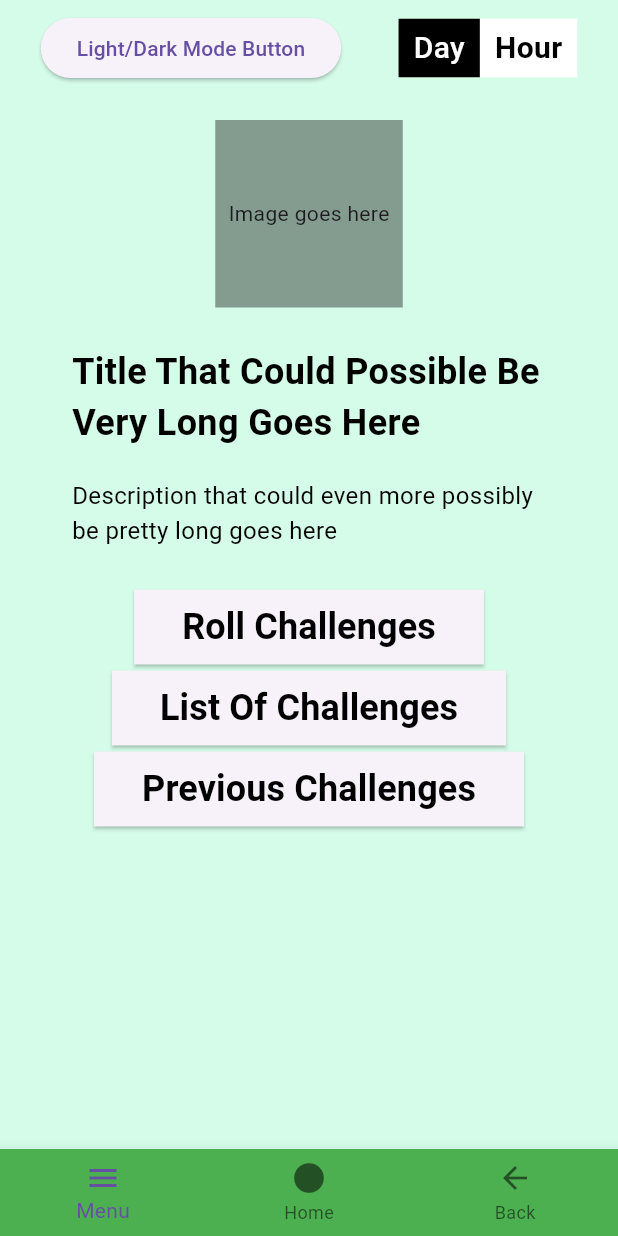
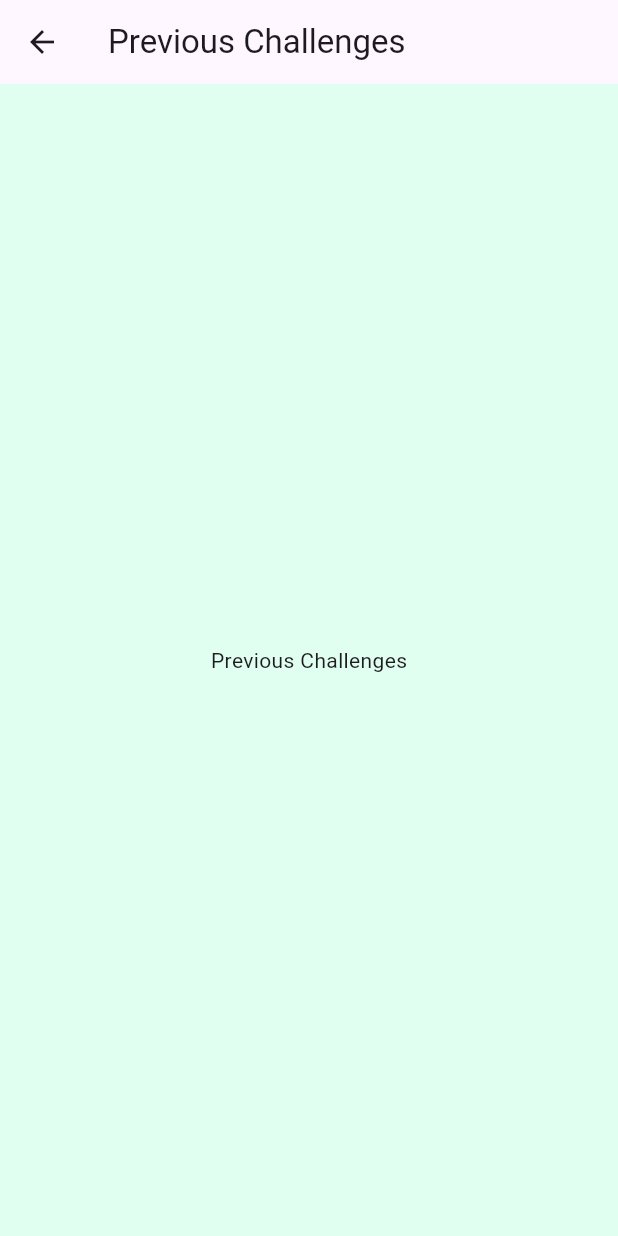
Before and after one commit to Sabagan/EcoQuest, a Flutter app: the screen it shows after launch, after a tap on "Previous Challenges", on a phone screen of 412 x 824 dp. Run offline on Flutter 3.47's test engine with Material 3 defaults, Android fonts, the phone set to English and light mode, and no system bars.

Commit message:
changed file structure again to reduce duplication

```diff
--- /dev/null
+++ b/assets/data.json
@@ -0,0 +1,3 @@
+{
+    "firstLaunch": true
+}
--- /dev/null
+++ b/lib/components/app_button.dart
@@ -0,0 +1,30 @@
+import 'package:ecoquest/styles/app_text.dart';
+import 'package:flutter/material.dart';
+
+class AppButton extends StatelessWidget {
+  final String buttonText;
+  final VoidCallback onPressed;
+
+  const AppButton({super.key, required this.buttonText, required this.onPressed});
+
+  @override
+  Widget build(BuildContext context) {
+    return Padding(
+      padding: const EdgeInsets.all(2.0),
+      child: SizedBox(
+        width: 300,
+        height: 50,
+        child: ElevatedButton(
+          style: ElevatedButton.styleFrom(
+            shape: RoundedRectangleBorder()
+          ),
+          onPressed: onPressed,
+          child: Padding(
+            padding: const EdgeInsets.all(8.0),
+            child: Text(buttonText, style: AppText.buttonTextStyle,),
+          ),
+        ),
+      ),
+    );
+  }
+}
--- a/lib/main.dart
+++ b/lib/main.dart
@@ -1,4 +1,7 @@
+import 'package:ecoquest/pages/challenge_list.dart';
 import 'package:ecoquest/pages/main_page.dart';
+import 'package:ecoquest/pages/previous_challenges.dart';
+import 'package:ecoquest/utils/app_routes.dart';
 import 'package:flutter/material.dart';
 
 void main() {
@@ -13,12 +16,14 @@
   Widget build(BuildContext context) {
     return MaterialApp(
       theme: ThemeData(
-        scaffoldBackgroundColor: Colors.green,
+        scaffoldBackgroundColor: Color.fromARGB(255, 224, 255, 240),
         brightness: Brightness.light
       ),
       initialRoute: '/',
       routes: {
-        '/' : (build) => MainPage()
+        AppRoutes.mainPage : (build) => MainPage(),
+        AppRoutes.challengeList : (build) => ChallengeList(),
+        AppRoutes.previousChallenges : (build) => PreviousChallenges()
       }
     );
   }
--- /dev/null
+++ b/lib/pages/challenge_list.dart
@@ -0,0 +1,15 @@
+import 'package:flutter/material.dart';
+
+class ChallengeList extends StatelessWidget {
+  const ChallengeList({super.key});
+
+  @override
+  Widget build(BuildContext context) {
+    return Scaffold(
+      appBar: AppBar(
+        title: const Text("Challenges"),
+      ),
+      body: Center(child: Text("Challenge Lists"),),
+    );
+  }
+}
--- a/lib/pages/main_page.dart
+++ b/lib/pages/main_page.dart
@@ -1,3 +1,5 @@
+import 'package:ecoquest/components/app_button.dart';
+import 'package:ecoquest/utils/app_routes.dart';
 import 'package:flutter/material.dart';
 
 class MainPage extends StatelessWidget {
@@ -6,15 +8,6 @@ class MainPage extends StatelessWidget {
   @override
   Widget build(BuildContext context) {
     return Scaffold(
-      backgroundColor: const Color.fromARGB(255, 213, 252, 233),
-      bottomNavigationBar: BottomNavigationBar(
-        backgroundColor: Colors.green,
-        items: [
-          BottomNavigationBarItem(icon: Icon(Icons.menu), label: "Menu"),
-          BottomNavigationBarItem(icon: Icon(Icons.circle), label: "Home"),
-          BottomNavigationBarItem(icon: Icon(Icons.arrow_back), label: "Back")
-        ],
-      ),
       body: Padding(
         padding: const EdgeInsets.all(8.0),
         child: Column(
@@ -42,6 +35,7 @@ class MainPage extends StatelessWidget {
                 )
               ],
             ),
+            Spacer(),
             SizedBox(height: 24,),
             Container(
               height: 125,
@@ -49,62 +43,40 @@ class MainPage extends StatelessWidget {
               color: Colors.black38,
               child: Align(alignment: Alignment.center, child: Text("Image goes here")),
             ),
-            SizedBox(height: 24,),
+            const SizedBox(height: 24,),
             Padding(
               padding: const EdgeInsets.symmetric(vertical: 2, horizontal: 40),
               child: Align(
-                alignment: Alignment.centerLeft,
+                alignment: Alignment.center,
                 child: Text("Title That Could Possible Be Very Long Goes Here", style: TextStyle(color: Colors.black, fontSize: 24, fontWeight: FontWeight.bold),),
               ),
             ),
-            SizedBox(height: 16,),
+            const SizedBox(height: 16,),
             Padding(
               padding: const EdgeInsets.symmetric(vertical: 2, horizontal: 40),
               child: Align(
-                alignment: Alignment.centerLeft,
+                alignment: Alignment.center,
                 child: Text("Description that could even more possibly be pretty long goes here", style: TextStyle(color: Colors.black, fontSize: 16, fontWeight: FontWeight.normal),),
               ),
             ),
-            SizedBox(height: 24,),
+            Spacer(),
             Padding(
               padding: const EdgeInsets.symmetric(vertical: 2, horizontal: 40),
-              child: ElevatedButton(
-                style: ElevatedButton.styleFrom(
-                  shape: RoundedRectangleBorder()
-                ),
-                onPressed: () => print("Roll challenges"),
-                child: Padding(
-                  padding: const EdgeInsets.all(8.0),
-                  child: Text("Roll Challenges", style: TextStyle(color: Colors.black, fontSize: 24, fontWeight: FontWeight.bold),),
-                ),
-              )
+              child: Column(
+                children: [
+                  AppButton(
+                    buttonText: "Roll Challenges",
+                    onPressed: () => print("Roll Challenges"),),
+                  AppButton(
+                    buttonText: "List Of Challenges",
+                    onPressed: () => Navigator.of(context).pushNamed(AppRoutes.challengeList)),
+                  AppButton(
+                    buttonText: "Previous Challenges",
+                    onPressed: () => Navigator.of(context).pushNamed(AppRoutes.previousChallenges)),
+                ],
+              ),
             ),
-            Padding(
-              padding: const EdgeInsets.symmetric(vertical: 2, horizontal: 40),
-              child: ElevatedButton(
-                style: ElevatedButton.styleFrom(
-                  shape: RoundedRectangleBorder()
-                ),
-                onPressed: () => print("List Of Challenges"),
-                child: Padding(
-                  padding: const EdgeInsets.all(8.0),
-                  child: Text("List Of Challenges", style: TextStyle(color: Colors.black, fontSize: 24, fontWeight: FontWeight.bold),),
-                ),
-              )
-            ),
-            Padding(
-              padding: const EdgeInsets.symmetric(vertical: 2, horizontal: 40),
-              child: ElevatedButton(
-                style: ElevatedButton.styleFrom(
-                  shape: RoundedRectangleBorder()
-                ),
-                onPressed: () => print("Previous Challenges"),
-                child: Padding(
-                  padding: const EdgeInsets.all(8.0),
-                  child: Text("Previous Challenges", style: TextStyle(color: Colors.black, fontSize: 24, fontWeight: FontWeight.bold),),
-                ),
-              )
-            ),
+            Spacer()
           ],
         ),
       ),
--- /dev/null
+++ b/lib/pages/previous_challenges.dart
@@ -0,0 +1,15 @@
+import 'package:flutter/material.dart';
+
+class PreviousChallenges extends StatelessWidget {
+  const PreviousChallenges({super.key});
+
+  @override
+  Widget build(BuildContext context) {
+    return Scaffold(
+      appBar: AppBar(
+        title: const Text("Previous Challenges"),
+      ),
+      body: Center(child: Text("Previous Challenges"),),
+    );
+  }
+}
--- /dev/null
+++ b/lib/styles/app_text.dart
@@ -0,0 +1,5 @@
+import 'package:flutter/material.dart';
+
+class AppText{
+  static const buttonTextStyle = TextStyle(color: Colors.black, fontSize: 24, fontWeight: FontWeight.bold);
+}
--- /dev/null
+++ b/lib/utils/app_routes.dart
@@ -0,0 +1,5 @@
+class AppRoutes{
+  static const mainPage = '/';
+  static const previousChallenges = '/previous';
+  static const challengeList = '/challenges';
+}
--- a/lib/utils/app_text_styles.dart
+++ /dev/null
@@ -1,3 +0,0 @@
-class AppTextStyles {
-
-}
```
Also changed, not shown: pubspec.yaml (+2 -31 lines).
